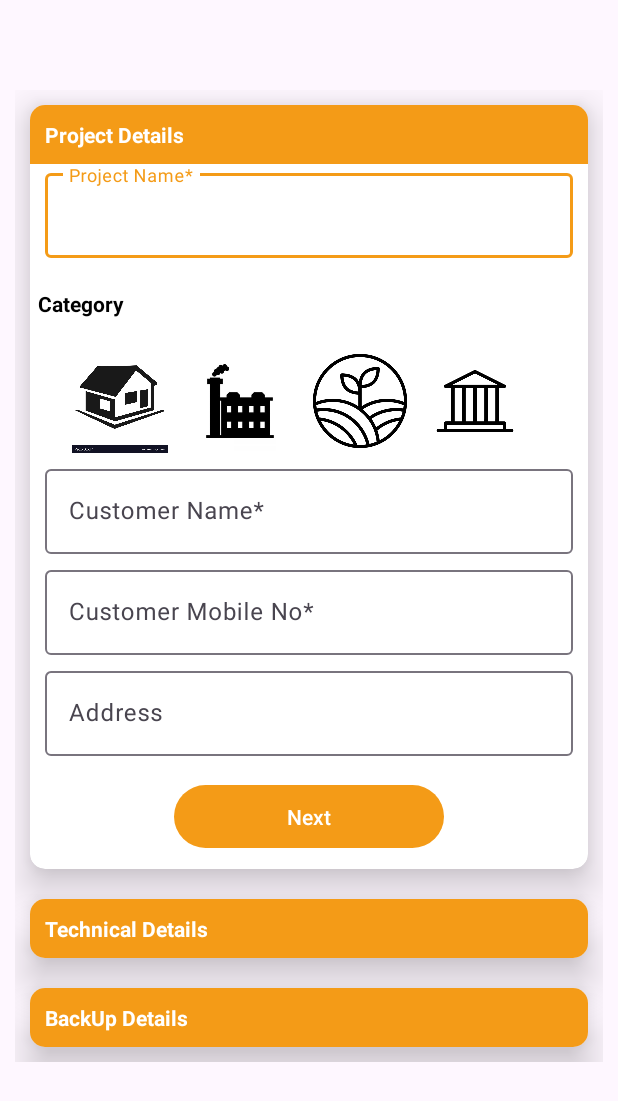
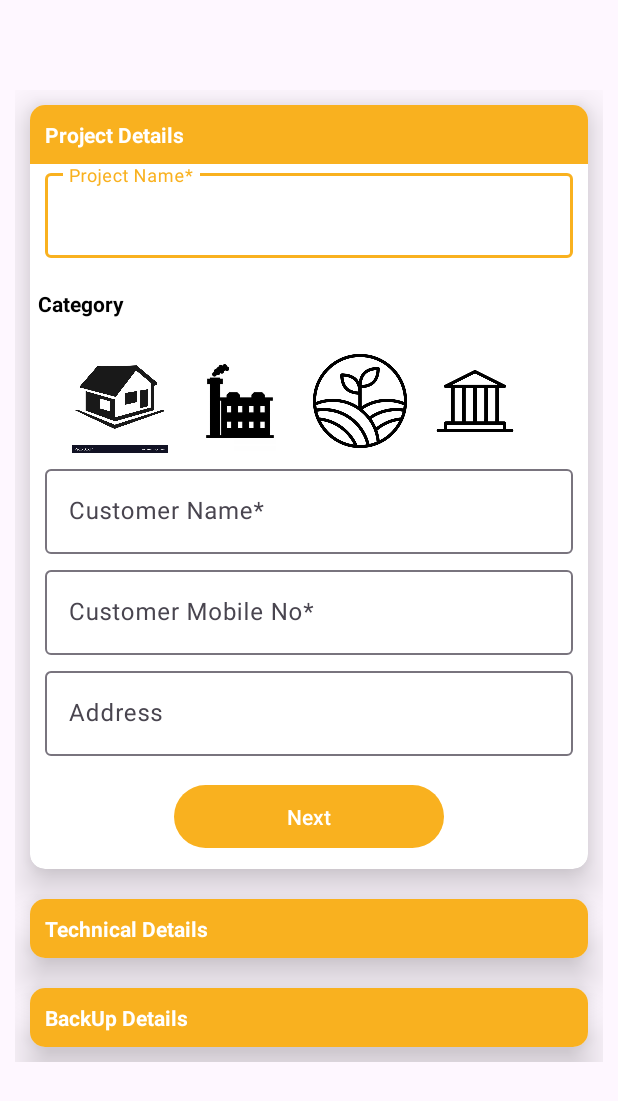
Before and after one commit to its-surya/datbaseToRecyclerView, an Android app: the screen it shows after launch (MainActivity), on a phone screen of 412 x 824 dp. Shown: the top 1101 px of the screen. Run offline under Robolectric (Android 15) with nearby library versions, the phone set to English and light mode, and no system bars; our stand-ins replace Room's generated code.

Commit message:
changed the color

```diff
--- a/app/src/main/java/com/example/databasetorecyclerview/MainActivity.kt
+++ b/app/src/main/java/com/example/databasetorecyclerview/MainActivity.kt
@@ -50,6 +50,7 @@ class MainActivity : AppCompatActivity() {
                 layoutsecond.visibility = View.VISIBLE
 
             }else{
+
 
                 Toast.makeText(this@MainActivity, "Data should be entered" , Toast.LENGTH_SHORT).show()
 
--- a/app/src/main/res/layout/activity_main.xml
+++ b/app/src/main/res/layout/activity_main.xml
@@ -29,8 +29,8 @@
                     android:layout_width="match_parent"
                     android:layout_height="wrap_content"
                     android:text="Project Details"
-                    android:background="#f49b17"
-                    android:backgroundTint="#F49B17"
+                    android:background="#f9b11f"
+                    android:backgroundTint="#f9b11f"
                     android:padding="10dp"
                     android:textColor="@color/white"
                     android:textStyle="bold"/>
@@ -191,8 +191,8 @@
                     android:layout_width="match_parent"
                     android:layout_height="wrap_content"
                     android:text="Technical Details"
-                    android:background="#f49b17"
-                    android:backgroundTint="#F49B17"
+                    android:background="#f9b11f"
+                    android:backgroundTint="#f9b11f"
                     android:padding="10dp"
                     android:textColor="@color/white"
                     android:textStyle="bold" />
@@ -280,8 +280,8 @@
                     android:layout_width="match_parent"
                     android:layout_height="wrap_content"
                     android:text="BackUp Details"
-                    android:background="#f49b17"
-                    android:backgroundTint="#F49B17"
+                    android:background="#f9b11f"
+                    android:backgroundTint="#f9b11f"
                     android:padding="10dp"
                     android:textColor="@color/white"
                     android:textStyle="bold"/>
--- a/app/src/main/res/values/colors.xml
+++ b/app/src/main/res/values/colors.xml
@@ -2,5 +2,5 @@
 <resources>
     <color name="black">#FF000000</color>
     <color name="white">#FFFFFFFF</color>
-    <color name="yellowish">#F49B17</color>
+    <color name="yellowish">#f9b11f</color>
 </resources>
```
